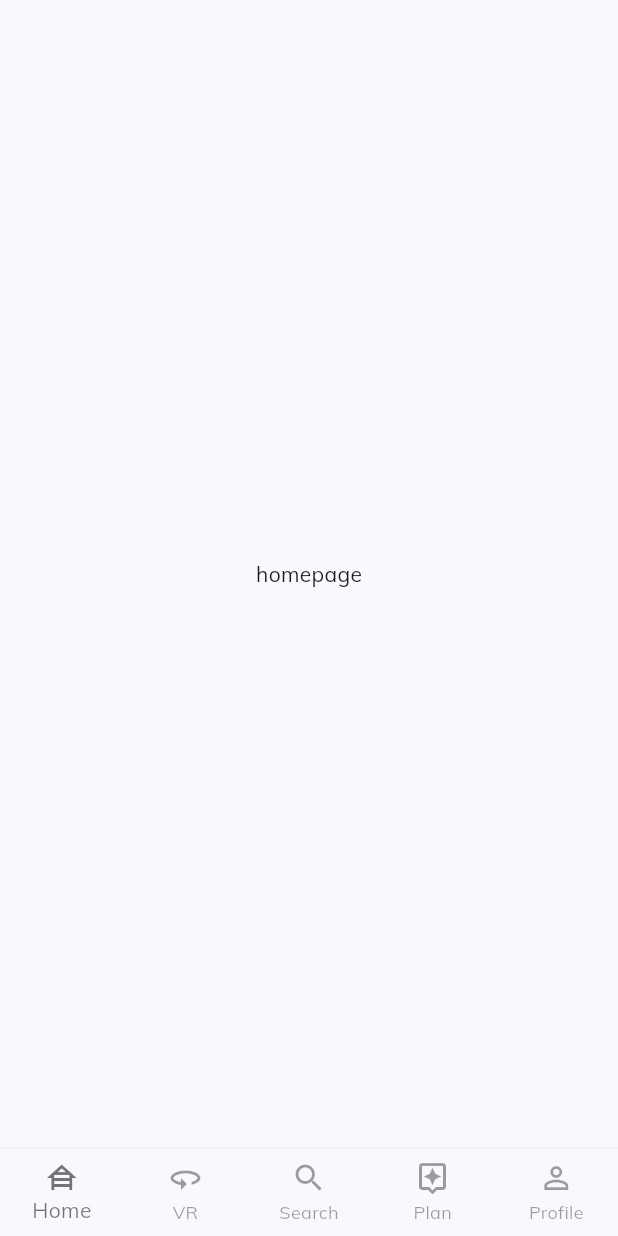
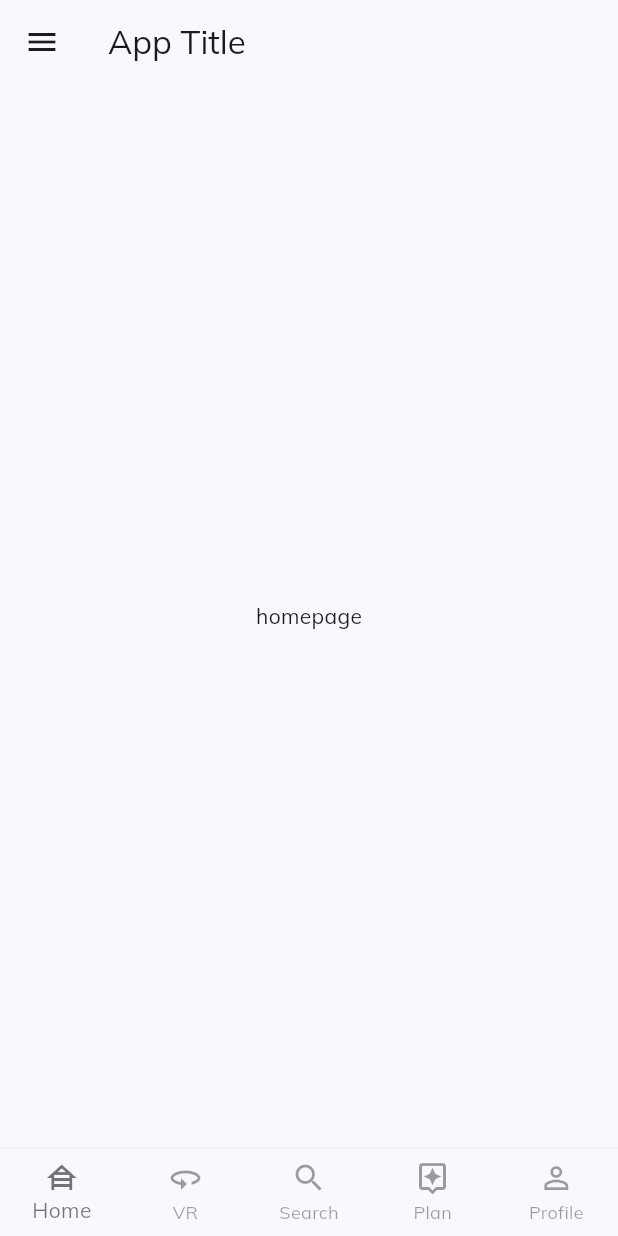
Before and after one commit to asifimtiaz93/TripWise, a Flutter app: the MainPage screen opened directly, on a phone screen of 412 x 824 dp. Run offline on Flutter 3.47's test engine with Material 3 defaults, Android fonts, the phone set to English and light mode, and no system bars; our stand-ins replace google_fonts.

Commit message:
adjust
initial adjustment

```diff
--- a/lib/pages/navpages/main_page.dart
+++ b/lib/pages/navpages/main_page.dart
@@ -1,14 +1,11 @@
-
 import 'package:flutter/material.dart';
 import 'package:tripwise/pages/navpages/home_page.dart';
 import 'package:tripwise/pages/navpages/plan_page.dart';
 import 'package:tripwise/pages/navpages/profile_page.dart';
 import 'package:tripwise/pages/navpages/search_page.dart';
 import 'package:tripwise/pages/navpages/vr_page.dart';
-
 import 'package:tripwise/pages/navpages/popular_places.dart';
 import 'package:tripwise/pages/navpages/booking_page.dart';
-
 
 class MainPage extends StatefulWidget {
   const MainPage({super.key});
@@ -27,23 +24,87 @@ class _MainPageState extends State<MainPage> {
     PopularPlacesPage(),
     BookingPage(),
   ];
-  int currentIndex = 0;
+  int bottomNavIndex = 0;
+  int drawerIndex = 0;
 
-  void onTap(int index) {
+  void onBottomNavTap(int index) {
     setState(() {
-      currentIndex = index;
+      bottomNavIndex = index;
     });
+  }
 
+  void onDrawerTap(int index) {
+    setState(() {
+      drawerIndex = index;
+      Navigator.pop(context); // Close the drawer
+    });
   }
 
   @override
   Widget build(BuildContext context) {
     return Scaffold(
-      body: pages[currentIndex],
+      appBar: AppBar(
+        title: Text('App Title'), // You can update the title as needed
+      ),
+      drawer: Drawer(
+        child: ListView(
+          padding: EdgeInsets.zero,
+          children: <Widget>[
+            DrawerHeader(
+              decoration: BoxDecoration(
+                color: Colors.blue,
+              ),
+              child: Text(
+                'Menu',
+                style: TextStyle(
+                  color: Colors.white,
+                  fontSize: 24,
+                ),
+              ),
+            ),
+            ListTile(
+              leading: Icon(Icons.house_siding_outlined),
+              title: Text('Home'),
+              onTap: () => onDrawerTap(0),
+            ),
+            ListTile(
+              leading: Icon(Icons.threesixty),
+              title: Text('VR'),
+              onTap: () => onDrawerTap(1),
+            ),
+            ListTile(
+              leading: Icon(Icons.search),
+              title: Text('Search'),
+              onTap: () => onDrawerTap(2),
+            ),
+            ListTile(
+              leading: Icon(Icons.assistant_outlined),
+              title: Text('Plan'),
+              onTap: () => onDrawerTap(3),
+            ),
+            ListTile(
+              leading: Icon(Icons.person_outline_outlined),
+              title: Text('Profile'),
+              onTap: () => onDrawerTap(4),
+            ),
+            ListTile(
+              leading: Icon(Icons.place),
+              title: Text('Popular Places'),
+              onTap: () => onDrawerTap(5),
+            ),
+            ListTile(
+              leading: Icon(Icons.book_online),
+              title: Text('Booking'),
+              onTap: () => onDrawerTap(6),
+            ),
+          ],
+        ),
+      ),
+      body: pages[drawerIndex],
       bottomNavigationBar: BottomNavigationBar(
         type: BottomNavigationBarType.fixed,
-        onTap: onTap,
-        currentIndex: currentIndex,
+        onTap: onBottomNavTap,
+        currentIndex: bottomNavIndex,
         selectedItemColor: Colors.black54,
         unselectedItemColor: Colors.black38,
         elevation: 2,
@@ -60,9 +121,7 @@ class _MainPageState extends State<MainPage> {
               label: 'Plan', icon: Icon(Icons.assistant_outlined)),
           BottomNavigationBarItem(
               label: 'Profile', icon: Icon(Icons.person_outline_outlined)),
-
-       ],
-
+        ],
       ),
     );
   }
--- a/pubspec.yaml
+++ b/pubspec.yaml
@@ -14,7 +14,7 @@ dependencies:
     sdk: flutter
 
 
-  google_fonts: ^4.0.4
+  google_fonts: ^6.2.1
   ionicons: ^0.2.1
 
 
@@ -32,7 +32,7 @@ dev_dependencies:
   # activated in the `analysis_options.yaml` file located at the root of your
   # package. See that file for information about deactivating specific lint
   # rules and activating additional ones.
-  flutter_lints: ^3.0.0
+  flutter_lints: ^4.0.0
 
 # For information on the generic Dart part of this file, see the
 # following page: https://dart.dev/tools/pub/pubspec
```
Also changed, not shown: pubspec.lock.
